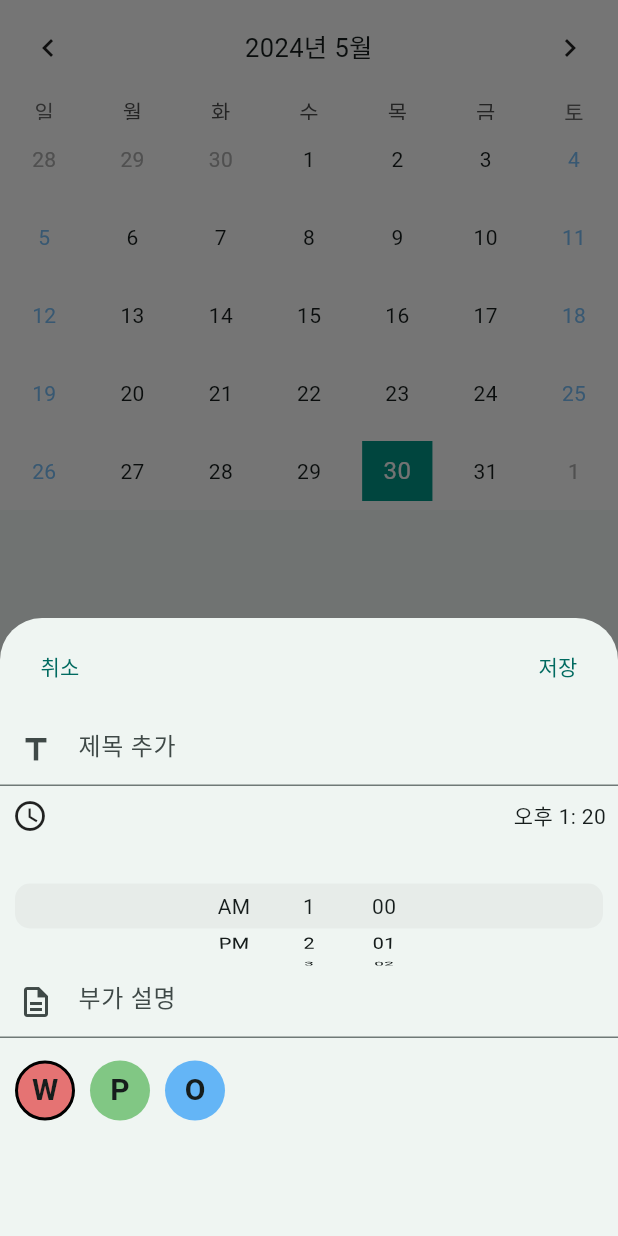
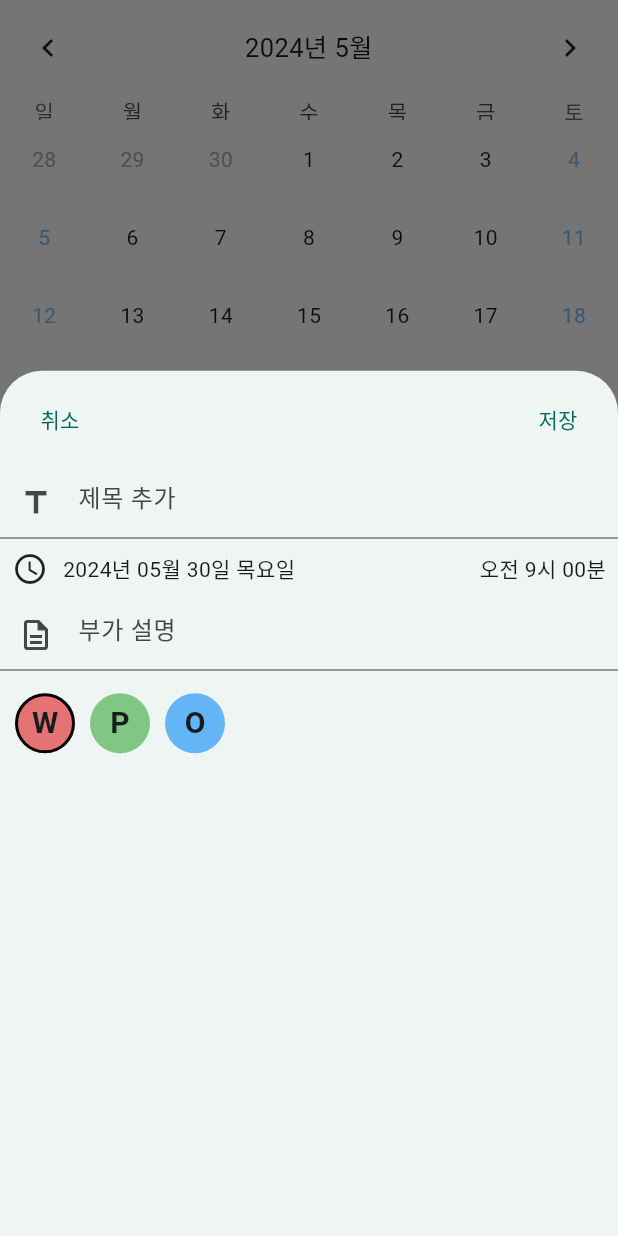
Before and after one commit to gamcho3/calendar_app, a Flutter app: the screen it shows after launch, after a tap on the "add" icon, on a phone screen of 412 x 824 dp. Run offline on Flutter 3.47's test engine with Material 3 defaults, Android fonts, the phone set to English and light mode, and no system bars; drawn by our look-alikes of table_calendar; our stand-ins replace isar; missing offline and left inert: dev; accounts and stored records are empty; generated files the repository leaves out were written again.

Commit message:
달력추가

```diff
--- /dev/null
+++ b/lib/home/components/schedule_form.dart
@@ -0,0 +1,186 @@
+import 'package:calendar_project/collection/schedule_schema.dart';
+import 'package:calendar_project/const/const.dart';
+import 'package:calendar_project/home/components/custom_scroll_list.dart';
+import 'package:calendar_project/home/components/schedule_button.dart';
+import 'package:flutter/material.dart';
+import 'package:intl/intl.dart';
+
+class ScheduleForm extends StatefulWidget {
+  const ScheduleForm({
+    super.key,
+    required this.selectedType,
+  });
+
+  final ValueNotifier<ScheduleType> selectedType;
+
+  @override
+  State<ScheduleForm> createState() => _ScheduleFormState();
+}
+
+class _ScheduleFormState extends State<ScheduleForm> {
+  bool showCalendar = false;
+  bool showTimePicker = false;
+  DateTime selectedDate = DateTime.now();
+
+  @override
+  Widget build(BuildContext context) {
+    final ValueNotifier<Map<String, String>> selectedTime =
+        ValueNotifier({'ampm': '오전', 'hour': '9', 'minute': '00'});
+    final height = MediaQuery.sizeOf(context).height;
+    return SizedBox(
+      height: height * 0.7,
+      child: Column(
+        children: [
+          Padding(
+            padding: const EdgeInsets.all(8.0),
+            child: Row(
+              mainAxisAlignment: MainAxisAlignment.spaceBetween,
+              children: [
+                TextButton(
+                    onPressed: () {
+                      Navigator.pop(context);
+                    },
+                    child: Text("취소")),
+                TextButton(onPressed: () {}, child: Text("저장")),
+              ],
+            ),
+          ),
+          TextField(
+            decoration: InputDecoration(
+              prefixIcon: Icon(Icons.title_outlined),
+              hintText: "제목 추가",
+            ),
+          ),
+          Padding(
+            padding: const EdgeInsets.all(8.0),
+            child: Row(
+              mainAxisAlignment: MainAxisAlignment.spaceBetween,
+              children: [
+                Row(
+                  children: [
+                    Icon(Icons.watch_later_outlined),
+                    SizedBox(
+                      width: 10,
+                    ),
+                    InkWell(
+                        onTap: () {
+                          setState(() {
+                            showCalendar = !showCalendar;
+                            showTimePicker = false;
+                          });
+                        },
+                        child: Text(DateFormat('yyyy년 MM월 dd일 EE요일', 'ko_KR')
+                            .format(selectedDate)))
+                  ],
+                ),
+                InkWell(
+                    onTap: () {
+                      setState(() {
+                        showCalendar = false;
+                        showTimePicker = !showTimePicker;
+                      });
+                    },
+                    child: ValueListenableBuilder(
+                        valueListenable: selectedTime,
+                        builder: (context, value, _) {
+                          print(value);
+                          return Text(
+                              "${value['ampm']} ${value['hour']}시 ${value['minute']}분");
+                        }))
+              ],
+            ),
+          ),
+          Visibility(
+            visible: showCalendar,
+            child: Flexible(
+              fit: FlexFit.loose,
+              flex: 1,
+              child: CalendarDatePicker(
+                  initialDate: selectedDate,
+                  firstDate: DateTime(2024),
+                  lastDate: DateTime(2025),
+                  onDateChanged: (date) {
+                    setState(() {
+                      selectedDate = date;
+                    });
+                  }),
+            ),
+          ),
+          if (showTimePicker)
+            Stack(
+              alignment: Alignment.center,
+              children: [
+                Positioned(
+                  left: 10,
+                  right: 10,
+                  child: Container(
+                      height: 30,
+                      decoration: BoxDecoration(
+                          color: Colors.grey.withOpacity(0.1),
+                          borderRadius: BorderRadius.circular(10))),
+                ),
+                SizedBox(
+                  height: 80,
+                  child: Row(
+                    mainAxisAlignment: MainAxisAlignment.center,
+                    children: [
+                      SizedBox(
+                        width: 50,
+                        child: CustomWheelList(
+                          notifier: selectedTime,
+                          data: AMPM,
+                          type: 'ampm',
+                        ),
+                      ),
+                      SizedBox(
+                        width: 50,
+                        child: CustomWheelList(
+                          notifier: selectedTime,
+                          data: HOUR,
+                          type: 'hour',
+                        ),
+                      ),
+                      SizedBox(
+                        width: 50,
+                        child: CustomWheelList(
+                          notifier: selectedTime,
+                          data: MiNUTE,
+                          type: 'minute',
+                        ),
+                      ),
+                    ],
+                  ),
+                ),
+              ],
+            ),
+          TextField(
+            decoration: const InputDecoration(
+                prefixIcon: Icon(Icons.description_outlined),
+                hintText: "부가 설명"),
+          ),
+          const SizedBox(
+            height: 15,
+          ),
+          Padding(
+            padding: const EdgeInsets.only(left: 10),
+            child: Row(
+              children: ScheduleType.values
+                  .map((e) => Row(
+                        children: [
+                          ScheduleButton(
+                            type: e,
+                            selectedType: widget.selectedType,
+                          ),
+                          SizedBox(
+                            width: 10,
+                          )
+                        ],
+                      ))
+                  .toList(),
+            ),
+          )
+        ],
+      ),
+    );
+  }
+}
--- a/lib/home/home_screen.dart
+++ b/lib/home/home_screen.dart
@@ -4,10 +4,14 @@ import 'package:calendar_project/db/isar_database.dart';
 import 'package:calendar_project/home/bloc/date_bloc.dart';
 import 'package:calendar_project/home/components/custom_scroll_list.dart';
 import 'package:calendar_project/home/components/schedule_button.dart';
+import 'package:calendar_project/home/components/schedule_container.dart';
+import 'package:calendar_project/home/components/schedule_form.dart';
+import 'package:calendar_project/home/model/time_model.dart';
 import 'package:dev/dev.dart';
 import 'package:flutter/cupertino.dart';
 import 'package:flutter/gestures.dart';
 import 'package:flutter/material.dart';
+import 'package:flutter/rendering.dart';
 import 'package:flutter/widgets.dart';
 import 'package:intl/intl.dart';
 import 'package:isar/isar.dart';
@@ -57,6 +61,8 @@ class _HomeScreenState extends State<HomeScreen> {
   DateTime _focusday = DateTime.now();
   @override
   Widget build(BuildContext context) {
+    final ValueNotifier<ScheduleType> selectedType =
+        ValueNotifier(ScheduleType.work);
     return Scaffold(
       body: Column(
         children: [
@@ -134,10 +140,9 @@ class _HomeScreenState extends State<HomeScreen> {
       ),
       floatingActionButton: FloatingActionButton(
         onPressed: () {
-          final ValueNotifier<ScheduleType> selectedType =
-              ValueNotifier(ScheduleType.work);
           showModalBottomSheet(
               context: context,
+              isScrollControlled: true,
               builder: (context) {
                 return ScheduleForm(selectedType: selectedType);
               });
@@ -147,154 +152,3 @@ class _HomeScreenState extends State<HomeScreen> {
     );
   }
 }
-
-class ScheduleForm extends StatelessWidget {
-  const ScheduleForm({
-    super.key,
-    required this.selectedType,
-  });
-
-  final ValueNotifier<ScheduleType> selectedType;
-
-  @override
-  Widget build(BuildContext context) {
-    final height = MediaQuery.sizeOf(context).height;
-    return Container(
-      height: height * 0.5,
-      child: Column(
-        children: [
-          Padding(
-            padding: const EdgeInsets.all(8.0),
-            child: Row(
-              mainAxisAlignment: MainAxisAlignment.spaceBetween,
-              children: [
-                TextButton(
-                    onPressed: () {
-                      Navigator.pop(context);
-                    },
-                    child: Text("취소")),
-                TextButton(onPressed: () {}, child: Text("저장")),
-              ],
-            ),
-          ),
-          TextField(
-            decoration: InputDecoration(
-              prefixIcon: Icon(Icons.title_outlined),
-              hintText: "제목 추가",
-            ),
-          ),
-          Padding(
-            padding: const EdgeInsets.all(8.0),
-            child: Row(
-              mainAxisAlignment: MainAxisAlignment.spaceBetween,
-              children: [Icon(Icons.watch_later_outlined), Text("오후 1: 20")],
-            ),
-          ),
-          Stack(
-            alignment: Alignment.center,
-            children: [
-              Positioned(
-                left: 10,
-                right: 10,
-                child: Container(
-                    height: 30,
-                    decoration: BoxDecoration(
-                        color: Colors.grey.withOpacity(0.1),
-                        borderRadius: BorderRadius.circular(10))),
-              ),
-              SizedBox(
-                height: 80,
-                child: Row(
-                  mainAxisAlignment: MainAxisAlignment.center,
-                  children: [
-                    SizedBox(
-                      width: 50,
-                      child: CustomWheelList(
-                        data: AMPM,
-                      ),
-                    ),
-                    SizedBox(
-                      width: 50,
-                      child: CustomWheelList(
-                        data: HOUR,
-                      ),
-                    ),
-                    SizedBox(
-                      width: 50,
-                      child: CustomWheelList(
-                        data: MiNUTE,
-                      ),
-                    ),
-                  ],
-                ),
-              ),
-            ],
-          ),
-          TextField(
-            decoration: const InputDecoration(
-                prefixIcon: Icon(Icons.description_outlined),
-                hintText: "부가 설명"),
-          ),
-          const SizedBox(
-            height: 15,
-          ),
-          Padding(
-            padding: const EdgeInsets.only(left: 10),
-            child: Row(
-              children: ScheduleType.values
-                  .map((e) => Row(
-                        children: [
-                          ScheduleButton(
-                            type: e,
-                            selectedType: selectedType,
-                          ),
-                          SizedBox(
-                            width: 10,
-                          )
-                        ],
-                      ))
-                  .toList(),
-            ),
-          )
-        ],
-      ),
-    );
-  }
-}
-
-class ScheduleContainer extends StatelessWidget {
-  final int index;
-  final Schedule schedule;
-
-  const ScheduleContainer({
-    super.key,
-    required this.index,
-    required this.schedule,
-  });
-
-  @override
-  Widget build(BuildContext context) {
-    return Container(
-      decoration: BoxDecoration(
-          color: index.isEven ? Colors.teal.withOpacity(0.1) : Colors.white,
-          borderRadius: BorderRadius.circular(10)),
-      child: ListTile(
-        tileColor: Colors.white,
-        // shape: RoundedRectangleBorder(
-        //     side: const BorderSide(color: Colors.teal),
-        //     borderRadius: BorderRadius.circular(10)),
-        leading: CircleAvatar(
-          child:
-              Text("${schedule.startTime.hour}:${schedule.startTime.minute}"),
-        ),
-        title: Text(schedule.title),
-        subtitle: Text(schedule.subTitle ?? ""),
-        trailing: Container(
-          width: 20,
-          decoration:
-              BoxDecoration(color: schedule.type.color, shape: BoxShape.circle),
-        ),
-      ),
-    );
-  }
-}
```
Also changed, not shown: lib/home/bloc/date_bloc.dart (+17 -0 lines), lib/home/components/custom_scroll_list.dart (+11 -0 lines), lib/home/components/schedule_container.dart (added, +39 -0 lines), lib/home/model/time_model.dart (added, +23 -0 lines), lib/home/repository/schedule_repository.dart (+27 -2 lines).
